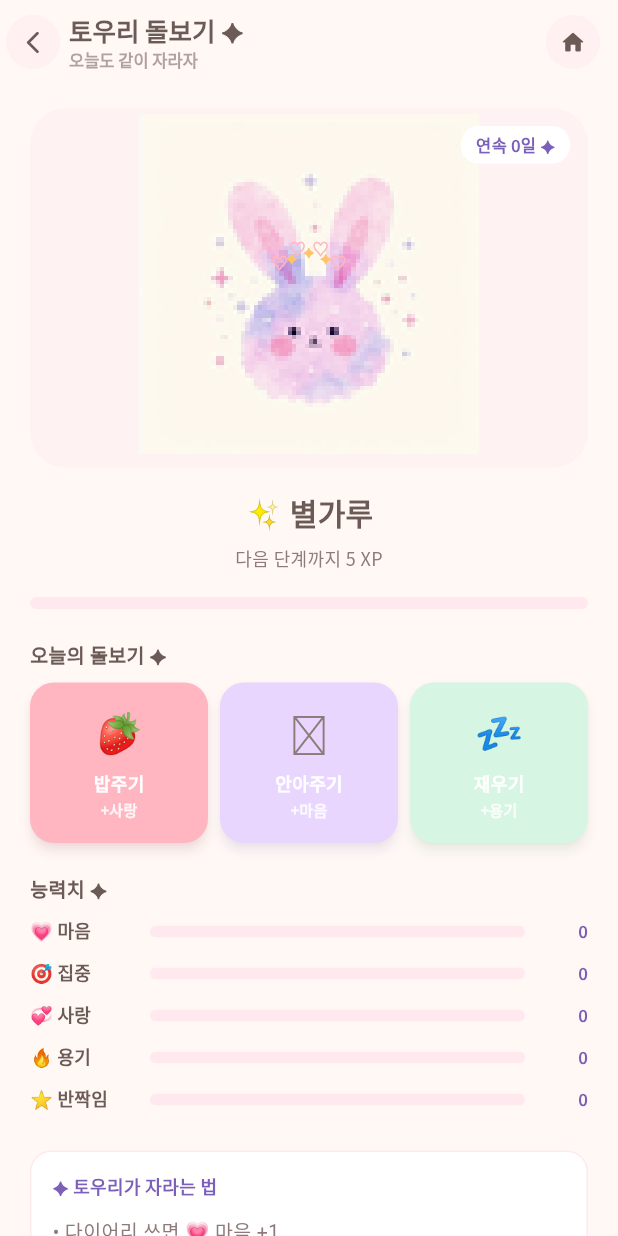
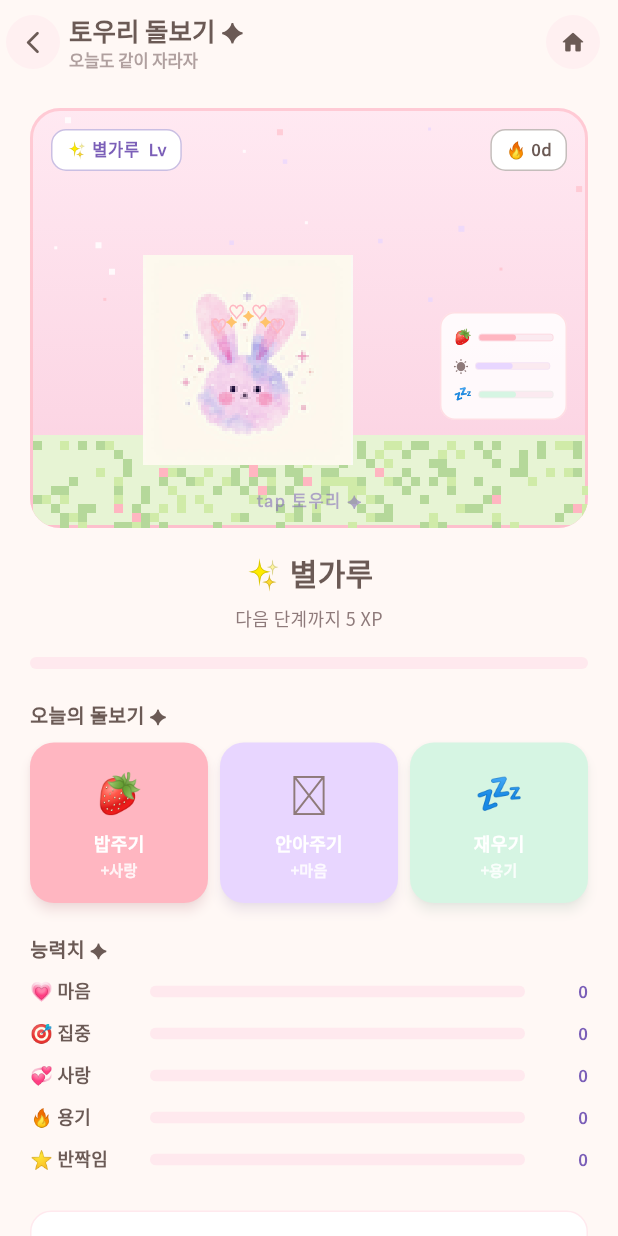
Before and after one commit to rbshbomber-bit/touri-app, a Flutter app: the PetCareScreen screen opened directly, on a phone screen of 412 x 824 dp. Run offline on Flutter 3.47's test engine with Material 3 defaults, Android fonts, the phone set to English and light mode, and no system bars; our stand-ins replace flutter_dotenv, google_fonts, image_picker, share_plus, shared_preferences; accounts and stored records are empty; network calls fail; Roboto replaces fonts that are missing (Nanum Pen Script).

Commit message:
feat: 다마고치 게임 화면 (걷기+점프+HUD+풀바닥)

```diff
--- a/lib/screens/pet_care_screen.dart
+++ b/lib/screens/pet_care_screen.dart
@@ -5,6 +5,7 @@ import '../services/pet_service.dart';
 import '../models/pet_stat.dart';
 import '../widgets/touri_app_bar.dart';
 import '../widgets/touri_motion.dart';
+import '../widgets/touri_game_scene.dart';
 
 /// 토우리 돌보기. 큰 토우리 + 능력치 + 일일 액션 3개 + 진화 컷씬.
 class PetCareScreen extends StatefulWidget {
@@ -36,60 +37,17 @@ class _PetCareScreenState extends State<PetCareScreen> {
             child: ListView(
               padding: const EdgeInsets.fromLTRB(20, 8, 20, 24),
               children: [
-                // ── 큰 토우리 일러스트 ──
-                Container(
-                  height: 240,
-                  decoration: BoxDecoration(
-                    color: TouriColors.cloudPink.withOpacity(0.4),
-                    borderRadius: BorderRadius.circular(24),
-                  ),
-                  clipBehavior: Clip.antiAlias,
-                  child: Stack(
-                    alignment: Alignment.center,
-                    children: [
-                      // 픽셀 sprite 4프레임이 있으면 다마고치 애니메이션,
-                      // 없으면 정적 일러스트로 fallback (PixelSpriteAvatar 내부 처리).
-                      // 외부 AnimatedTouriAvatar로 떠다님(float) 효과 추가.
-                      AnimatedTouriAvatar(
-                        amplitude: 0.035,
-                        float: true,
-                        child: PixelSpriteAvatar(
-                          framePaths: stage.spriteFramePaths,
-                          fallbackPath: stage.imagePath,
-                          size: 220,
-                          fit: BoxFit.contain,
-                        ),
-                      ),
-                      Positioned.fill(
-                        child: ReactionBurst(
-                          trigger: _reactionTrigger,
-                          symbol: _reactionSymbol,
-                          color: _reactionColor,
-                          origin: const Alignment(0, -0.05),
-                        ),
-                      ),
-                      Positioned(
-                        top: 12,
-                        right: 12,
-                        child: Container(
-                          padding: const EdgeInsets.symmetric(
-                              horizontal: 10, vertical: 4),
-                          decoration: BoxDecoration(
-                            color: Colors.white,
-                            borderRadius: BorderRadius.circular(12),
-                          ),
-                          child: Text(
-                            '연속 ${pet.streak}일 ✦',
-                            style: const TextStyle(
-                              fontSize: 11,
-                              fontWeight: FontWeight.w800,
-                              color: Color(0xFF7B5FB8),
-                            ),
-                          ),
-                        ),
-                      ),
-                    ],
-                  ),
+                // ── 다마고치 게임 화면 (Phase 2 1단계) ──
+                // 토우리가 좌우로 걸어다님 + 가끔 점프 + 탭 반응 + 픽셀 풀바닥
+                TouriGameScene(
+                  framePaths: stage.spriteFramePaths,
+                  fallbackPath: stage.imagePath,
+                  hunger: pet.hunger,
+                  mood: pet.mood,
+                  energy: pet.energy,
+                  streak: pet.streak,
+                  stageLabel: '${stage.emoji} ${stage.label}',
+                  height: 280,
                 ),
                 const SizedBox(height: 14),
                 // ── 단계 라벨 ──
--- /dev/null
+++ b/lib/widgets/touri_game_scene.dart
@@ -0,0 +1,455 @@
+import 'dart:async';
+import 'dart:math' as math;
+import 'package:flutter/material.dart';
+import '../theme/touri_colors.dart';
+import 'touri_motion.dart';
+
+/// 다마고치 스타일 게임 화면.
+/// 토우리가 좌우로 걸어다니고, 가끔 점프하고, 탭하면 반응한다.
+///
+/// 구성:
+///  • 픽셀 풀바닥 (마룻바닥 패턴)
+///  • 토우리 sprite (PixelSpriteAvatar로 4프레임 sprite 애니메이션)
+///  • 좌우 위치 자동 변경 (3-5초마다 새 목표 위치)
+///  • 5-8초마다 점프
+///  • 탭하면 위로 폴짝 + ♡ 버스트
+///  • 우상단 픽셀 HUD (hunger/mood/energy 미니 게이지)
+class TouriGameScene extends StatefulWidget {
+  final List<String> framePaths;
+  final String fallbackPath;
+  final int hunger;
+  final int mood;
+  final int energy;
+  final int streak;
+  final String stageLabel;
+  final double height;
+
+  const TouriGameScene({
+    super.key,
+    required this.framePaths,
+    required this.fallbackPath,
+    required this.hunger,
+    required this.mood,
+    required this.energy,
+    required this.streak,
+    required this.stageLabel,
+    this.height = 280,
+  });
+
+  @override
+  State<TouriGameScene> createState() => _TouriGameSceneState();
+}
+
+class _TouriGameSceneState extends State<TouriGameScene>
+    with TickerProviderStateMixin {
+  late AnimationController _walkController;
+  late AnimationController _jumpController;
+  late Animation<double> _walkAnim;
+  late Animation<double> _jumpAnim;
+
+  final math.Random _rng = math.Random();
+  Timer? _walkTimer;
+  Timer? _jumpTimer;
+
+  double _walkFrom = 0.5; // 0~1 가로 위치 비율
+  double _walkTo = 0.5;
+  bool _facingRight = true;
+  int _reactionTrigger = 0;
+
+  @override
+  void initState() {
+    super.initState();
+    _walkController = AnimationController(
+      vsync: this,
+      duration: const Duration(seconds: 4),
+    );
+    _jumpController = AnimationController(
+      vsync: this,
+      duration: const Duration(milliseconds: 600),
+    );
+    _walkAnim = CurvedAnimation(parent: _walkController, curve: Curves.easeInOut);
+    _jumpAnim = CurvedAnimation(parent: _jumpController, curve: Curves.easeOut);
+
+    _scheduleNextWalk();
+    _scheduleNextJump();
+  }
+
+  void _scheduleNextWalk() {
+    // 새 목표 위치 (0.15 ~ 0.85 범위, 양 끝 여백)
+    _walkFrom = _walkTo;
+    _walkTo = 0.15 + _rng.nextDouble() * 0.70;
+    _facingRight = _walkTo >= _walkFrom;
+    _walkController.duration = Duration(
+      milliseconds: 2500 + _rng.nextInt(2500),
+    );
+    _walkController.forward(from: 0).then((_) {
+      if (!mounted) return;
+      // 잠시 멈췄다가 다시 걷기
+      _walkTimer = Timer(
+        Duration(milliseconds: 800 + _rng.nextInt(1500)),
+        _scheduleNextWalk,
+      );
+    });
+  }
+
+  void _scheduleNextJump() {
+    _jumpTimer = Timer(
+      Duration(seconds: 4 + _rng.nextInt(5)),
+      () {
+        if (!mounted) return;
+        _jumpController.forward(from: 0).then((_) {
+          if (mounted) _scheduleNextJump();
+        });
+      },
+    );
+  }
+
+  void _onTap() {
+    // 탭 즉시 점프 + 하트 버스트
+    _jumpController.forward(from: 0);
+    setState(() => _reactionTrigger++);
+  }
+
+  @override
+  void dispose() {
+    _walkController.dispose();
+    _jumpController.dispose();
+    _walkTimer?.cancel();
+    _jumpTimer?.cancel();
+    super.dispose();
+  }
+
+  @override
+  Widget build(BuildContext context) {
+    return GestureDetector(
+      onTap: _onTap,
+      child: Container(
+        height: widget.height,
+        decoration: BoxDecoration(
+          // 8-bit 게임 화면 — 부드러운 라일락 → 핑크 그라데이션
+          gradient: const LinearGradient(
+            begin: Alignment.topCenter,
+            end: Alignment.bottomCenter,
+            colors: [
+              Color(0xFFFFE9F2), // 연분홍 하늘
+              Color(0xFFFBD0E0), // 핑크 황혼
+            ],
+          ),
+          borderRadius: BorderRadius.circular(20),
+          border: Border.all(
+            color: TouriColors.touriPink.withOpacity(0.6),
+            width: 2,
+          ),
+        ),
+        clipBehavior: Clip.antiAlias,
+        child: LayoutBuilder(
+          builder: (context, constraints) {
+            final w = constraints.maxWidth;
+            final h = constraints.maxHeight;
+            final touriSize = math.min(w * 0.42, 140.0);
+            final floorY = h - 60; // 풀바닥 위치
+            return Stack(
+              children: [
+                // ── 배경: 픽셀 별 점들 ──
+                _PixelStars(rng: _rng),
+                // ── 풀바닥 (픽셀 잔디 패턴) ──
+                Positioned(
+                  left: 0,
+                  right: 0,
+                  bottom: 0,
+                  height: 60,
+                  child: CustomPaint(
+                    painter: _GrassPainter(),
+                  ),
+                ),
+                // ── 토우리 ──
+                AnimatedBuilder(
+                  animation: Listenable.merge([_walkAnim, _jumpAnim]),
+                  builder: (context, _) {
+                    final x = _walkFrom + (_walkTo - _walkFrom) * _walkAnim.value;
+                    // 점프: 0 → 1 → 0 (parabolic-ish)
+                    final j = _jumpAnim.value;
+                    final jumpHeight = -22.0 * math.sin(j * math.pi);
+                    return Positioned(
+                      left: x * w - touriSize / 2,
+                      bottom: 40 + (-jumpHeight),
+                      width: touriSize,
+                      height: touriSize,
+                      child: Transform(
+                        alignment: Alignment.center,
+                        // 좌우 반전 (이동 방향)
+                        transform: Matrix4.identity()
+                          ..scale(_facingRight ? 1.0 : -1.0, 1.0),
+                        child: Stack(
+                          alignment: Alignment.center,
+                          children: [
+                            PixelSpriteAvatar(
+                              framePaths: widget.framePaths,
+                              fallbackPath: widget.fallbackPath,
+                              size: touriSize,
+                              fit: BoxFit.contain,
+                            ),
+                            // 탭 반응 — 하트 버스트
+                            Positioned.fill(
+                              child: ReactionBurst(
+                                trigger: _reactionTrigger,
+                                symbol: '♡',
+                                color: TouriColors.touriPink,
+                                origin: const Alignment(0, -0.2),
+                              ),
+                            ),
+                          ],
+                        ),
+                      ),
+                    );
+                  },
+                ),
+                // ── 좌상단 단계 라벨 (게임 HUD 스타일) ──
+                Positioned(
+                  left: 12,
+                  top: 12,
+                  child: _HudChip(
+                    text: '${widget.stageLabel}  Lv',
+                    fg: const Color(0xFF7B5FB8),
+                    bg: Colors.white,
+                  ),
+                ),
+                // ── 우상단 streak ──
+                Positioned(
+                  right: 12,
+                  top: 12,
+                  child: _HudChip(
+                    text: '🔥 ${widget.streak}d',
+                    fg: TouriColors.cocoaDark,
+                    bg: Colors.white,
+                  ),
+                ),
+                // ── 우하단 미니 HUD (hunger/mood/energy 게이지) ──
+                Positioned(
+                  right: 12,
+                  bottom: 70,
+                  child: _MiniGauges(
+                    hunger: widget.hunger,
+                    mood: widget.mood,
+                    energy: widget.energy,
+                  ),
+                ),
+                // ── "탭해봐 ✦" 힌트 (살짝 깜빡임) ──
+                if (_reactionTrigger == 0)
+                  Positioned(
+                    left: 0,
+                    right: 0,
+                    bottom: 8,
+                    child: Center(
+                      child: _BlinkText(text: 'tap 토우리 ✦'),
+                    ),
+                  ),
+              ],
+            );
+          },
+        ),
+      ),
+    );
+  }
+}
+
+class _HudChip extends StatelessWidget {
+  final String text;
+  final Color fg;
+  final Color bg;
+  const _HudChip({required this.text, required this.fg, required this.bg});
+
+  @override
+  Widget build(BuildContext context) {
+    return Container(
+      padding: const EdgeInsets.symmetric(horizontal: 9, vertical: 4),
+      decoration: BoxDecoration(
+        color: bg,
+        borderRadius: BorderRadius.circular(10),
+        border: Border.all(color: fg.withOpacity(0.4), width: 1),
+      ),
+      child: Text(
+        text,
+        style: TextStyle(
+          fontSize: 11,
+          fontWeight: FontWeight.w800,
+          color: fg,
+          letterSpacing: 0.5,
+        ),
+      ),
+    );
+  }
+}
+
+class _MiniGauges extends StatelessWidget {
+  final int hunger;
+  final int mood;
+  final int energy;
+  const _MiniGauges({
+    required this.hunger,
+    required this.mood,
+    required this.energy,
+  });
+
+  @override
+  Widget build(BuildContext context) {
+    return Container(
+      padding: const EdgeInsets.all(8),
+      decoration: BoxDecoration(
+        color: Colors.white.withOpacity(0.85),
+        borderRadius: BorderRadius.circular(10),
+        border: Border.all(color: TouriColors.touriPink.withOpacity(0.4), width: 1),
+      ),
+      child: Column(
+        crossAxisAlignment: CrossAxisAlignment.start,
+        children: [
+          _bar('🍓', hunger, TouriColors.touriPink),
+          const SizedBox(height: 3),
+          _bar('☀️', mood, TouriColors.lavender),
+          const SizedBox(height: 3),
+          _bar('💤', energy, TouriColors.mint),
+        ],
+      ),
+    );
+  }
+
+  Widget _bar(String emoji, int v, Color color) {
+    return Row(
+      children: [
+        Text(emoji, style: const TextStyle(fontSize: 10)),
+        const SizedBox(width: 4),
+        Container(
+          width: 50,
+          height: 5,
+          decoration: BoxDecoration(
+            color: const Color(0xFFFBEAF0),
+            borderRadius: BorderRadius.circular(2),
+            border: Border.all(color: color.withOpacity(0.4), width: 0.5),
+          ),
+          child: FractionallySizedBox(
+            alignment: Alignment.centerLeft,
+            widthFactor: (v / 10).clamp(0.0, 1.0),
+            child: Container(
+              decoration: BoxDecoration(
+                color: color,
+                borderRadius: BorderRadius.circular(2),
+              ),
+            ),
+          ),
+        ),
+      ],
+    );
+  }
+}
+
+class _BlinkText extends StatefulWidget {
+  final String text;
+  const _BlinkText({required this.text});
+
+  @override
+  State<_BlinkText> createState() => _BlinkTextState();
+}
+
+class _BlinkTextState extends State<_BlinkText>
+    with SingleTickerProviderStateMixin {
+  late final AnimationController _c;
+
+  @override
+  void initState() {
+    super.initState();
+    _c = AnimationController(
+      vsync: this,
+      duration: const Duration(milliseconds: 1200),
+    )..repeat(reverse: true);
+  }
+
+  @override
+  void dispose() {
+    _c.dispose();
+    super.dispose();
+  }
+
+  @override
+  Widget build(BuildContext context) {
+    return AnimatedBuilder(
+      animation: _c,
+      builder: (context, _) {
+        return Opacity(
+          opacity: 0.35 + 0.45 * _c.value,
+          child: Text(
+            widget.text,
+            style: const TextStyle(
+              fontSize: 11,
+              fontWeight: FontWeight.w800,
+              color: Color(0xFF7B5FB8),
+              letterSpacing: 1,
+            ),
+          ),
+        );
+      },
+    );
+  }
+}
+
+/// 배경 픽셀 별 — 8x8 픽셀 도트 18개 랜덤 배치 (static)
+class _PixelStars extends StatelessWidget {
+  final math.Random rng;
+  const _PixelStars({required this.rng});
+
+  @override
+  Widget build(BuildContext context) {
+    return LayoutBuilder(builder: (context, c) {
+      final dots = List.generate(18, (i) {
+        final x = rng.nextDouble() * c.maxWidth;
+        final y = rng.nextDouble() * (c.maxHeight * 0.55);
+        final s = 2.0 + rng.nextInt(3); // 2-4px
+        final colors = [
+          Colors.white.withOpacity(0.8),
+          TouriColors.lavender.withOpacity(0.7),
+          TouriColors.touriPink.withOpacity(0.55),
+        ];
+        return Positioned(
+          left: x,
+          top: y,
+          width: s,
+          height: s,
+          child: Container(color: colors[i % 3]),
+        );
+      });
+      return Stack(children: dots);
+    });
+  }
+}
+
+/// 픽셀 잔디 페인터 — 작은 사각형 패턴 (다마고치 마룻바닥 느낌)
+class _GrassPainter extends CustomPainter {
+  @override
+  void paint(Canvas canvas, Size size) {
+    // 베이스 잔디 색
+    final base = Paint()..color = const Color(0xFFE7F4D4);
+    canvas.drawRect(Rect.fromLTWH(0, 0, size.width, size.height), base);
+
+    // 풀잎 픽셀 도트
+    final darkGrass = Paint()..color = const Color(0xFFB5D89A);
+    final lightGrass = Paint()..color = const Color(0xFFD0EBA8);
+    final pink = Paint()..color = const Color(0xFFFFB6C1);
+    final cellSize = 6.0;
+    final rng = math.Random(42); // seeded → 매번 같은 패턴
+    for (double y = 4; y < size.height; y += cellSize) {
+      for (double x = 0; x < size.width; x += cellSize) {
+        final r = rng.nextDouble();
+        if (r < 0.18) {
+          canvas.drawRect(Rect.fromLTWH(x, y, cellSize, cellSize), darkGrass);
+        } else if (r < 0.28) {
+          canvas.drawRect(Rect.fromLTWH(x, y, cellSize, cellSize), lightGrass);
+        } else if (r < 0.30) {
+          // 가끔 분홍 꽃
+          canvas.drawRect(Rect.fromLTWH(x, y, cellSize, cellSize), pink);
+        }
+      }
+    }
+  }
+
+  @override
+  bool shouldRepaint(covariant CustomPainter oldDelegate) => false;
+}
```
